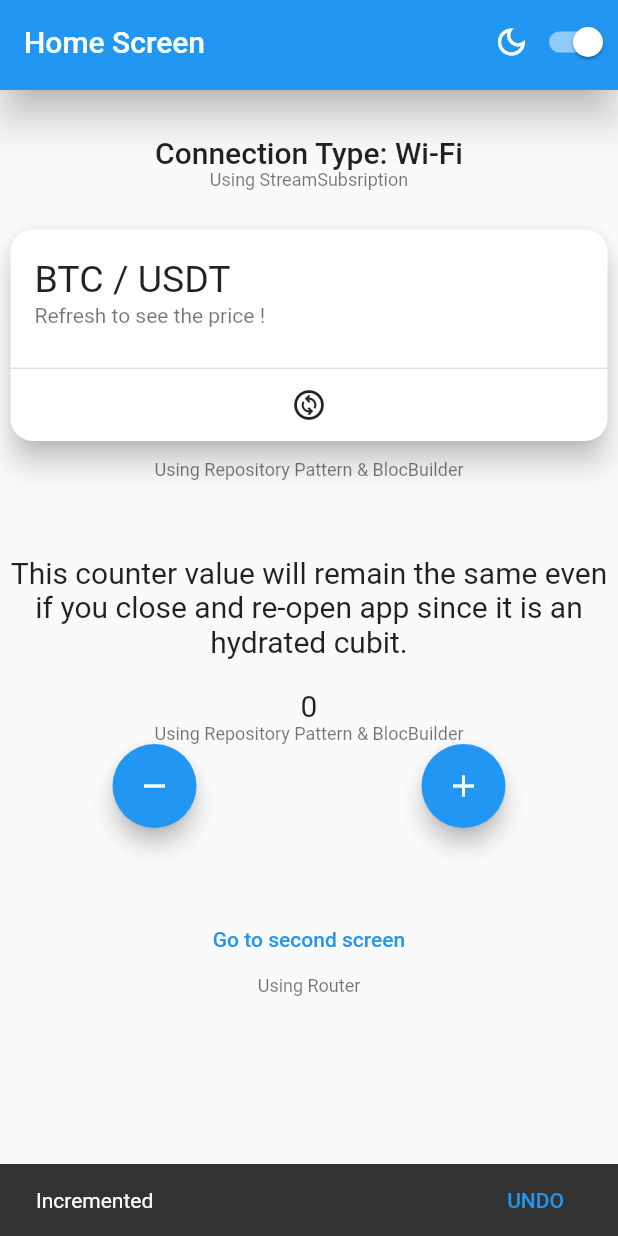
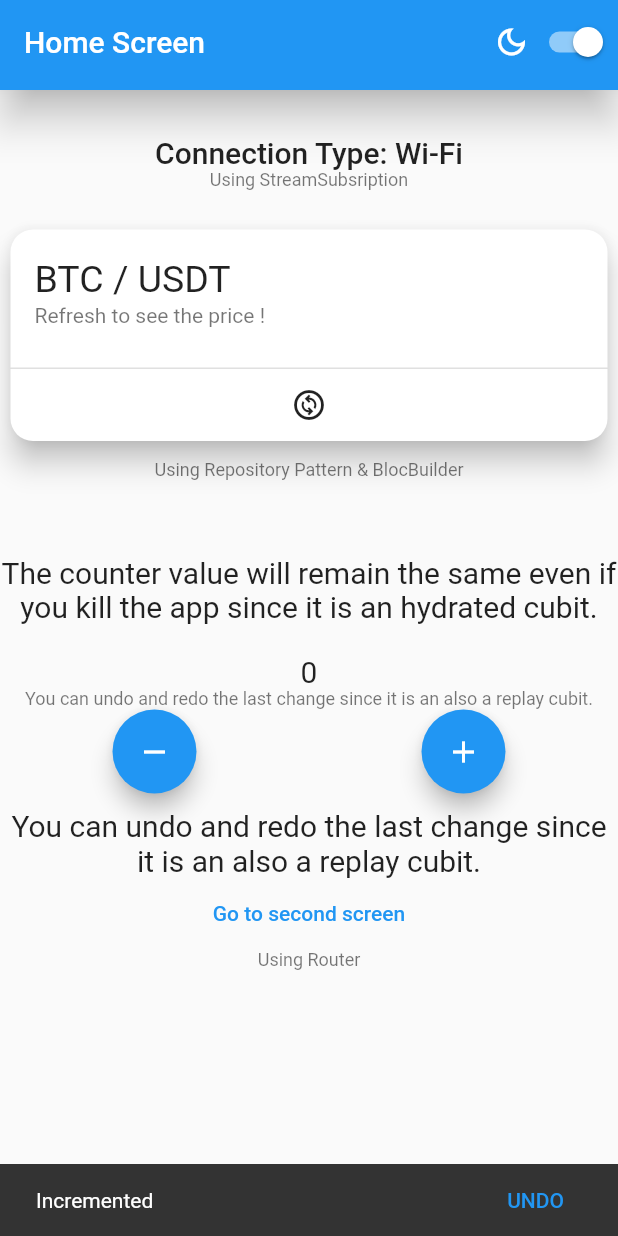
Before and after one commit to baranacikgoz/BloC_repository_pattern_template, a Flutter app: the screen it shows after launch, after a tap on the "remove" icon, after a tap on the "add" icon, on a phone screen of 412 x 824 dp. Run offline on Flutter 3.47's test engine with Material 2 defaults, Android fonts, the phone set to English and light mode, and no system bars; our stand-ins replace bloc, connectivity_plus, equatable, flutter_bloc, hydrated_bloc; missing offline and left inert: replay_bloc; network calls fail.

Commit message:
fixed strings

```diff
--- a/lib/core/constants/strings.dart
+++ b/lib/core/constants/strings.dart
@@ -11,8 +11,11 @@ class Strings {
 
   static const onDecrementedText = 'Decremented';
 
-  static const counterValueInfo =
-      'This counter value will remain the same even if you close and re-open app since it is an hydrated cubit.';
+  static const counterHydratedInfo =
+      'The counter value will remain the same even if you kill the app since it is an hydrated cubit.';
+
+  static const counterReplayInfo =
+      "You can undo and redo the last change since it is an also a replay cubit.";
 
   static const usingRepositoryAndBloc = "Using Repository Pattern & BlocBuilder";
 
@@ -24,6 +27,8 @@ class Strings {
   static const btcUsdt = "BTC / USDT";
 
   static const defaultSnackbarActionMessage = "Dismiss";
+
+  static const snackBarUndoMessage = "UNDO";
 
   static const routeExceptionMessage = 'Route error!';
 
--- a/lib/ui/screens/home_screen/home_screen.dart
+++ b/lib/ui/screens/home_screen/home_screen.dart
@@ -34,7 +34,8 @@ class HomeScreen extends StatelessWidget {
 }
 
 Widget _buildBody(BuildContext context) {
-  return Column(
+  return SingleChildScrollView(
+    child: Column(
       children: [
         const Padding(padding: EdgeInsets.only(top: 30)),
 
@@ -135,7 +136,7 @@ Widget _buildBody(BuildContext context) {
 
         //! Info about hydrated cubit
         const Text(
-        Strings.counterValueInfo,
+          Strings.counterHydratedInfo,
           textAlign: TextAlign.center,
           style: TextStyle(fontSize: 20),
         ),
@@ -151,10 +152,11 @@ Widget _buildBody(BuildContext context) {
             );
           },
         ),
+        //! Info about hydrated cubit
         Text(
-        "Using Repository Pattern & BlocBuilder",
+          Strings.counterReplayInfo,
+          textAlign: TextAlign.center,
           style: Theme.of(context).textTheme.bodySmall,
-        textAlign: TextAlign.center,
         ),
 
         //! Increment and decrement buttons
@@ -170,7 +172,7 @@ Widget _buildBody(BuildContext context) {
                   CustomSnackbar.showSnackbarWithAction(
                     context: context,
                     message: Strings.onDecrementedText,
-                  actionMessage: "UNDO",
+                    actionMessage: Strings.snackBarUndoMessage,
                     function: context.read<CounterCubit>().undo,
                   );
                 }),
@@ -183,13 +185,20 @@ Widget _buildBody(BuildContext context) {
                   CustomSnackbar.showSnackbarWithAction(
                     context: context,
                     message: Strings.onIncrementedText,
-                  actionMessage: "UNDO",
+                    actionMessage: Strings.snackBarUndoMessage,
                     function: context.read<CounterCubit>().undo,
                   );
                 }),
           ],
         ),
-      const Padding(padding: EdgeInsets.only(top: 50)),
+        const Padding(padding: EdgeInsets.only(top: 10)),
+
+        //! Info about hydrated cubit
+        const Text(
+          Strings.counterReplayInfo,
+          textAlign: TextAlign.center,
+          style: TextStyle(fontSize: 20),
+        ),
 
         //! Go to second screen button
         TextButton(
@@ -209,5 +218,6 @@ Widget _buildBody(BuildContext context) {
           textAlign: TextAlign.center,
         ),
       ],
+    ),
   );
 }
```
Lines whose indentation alone changed are shown as unchanged.
